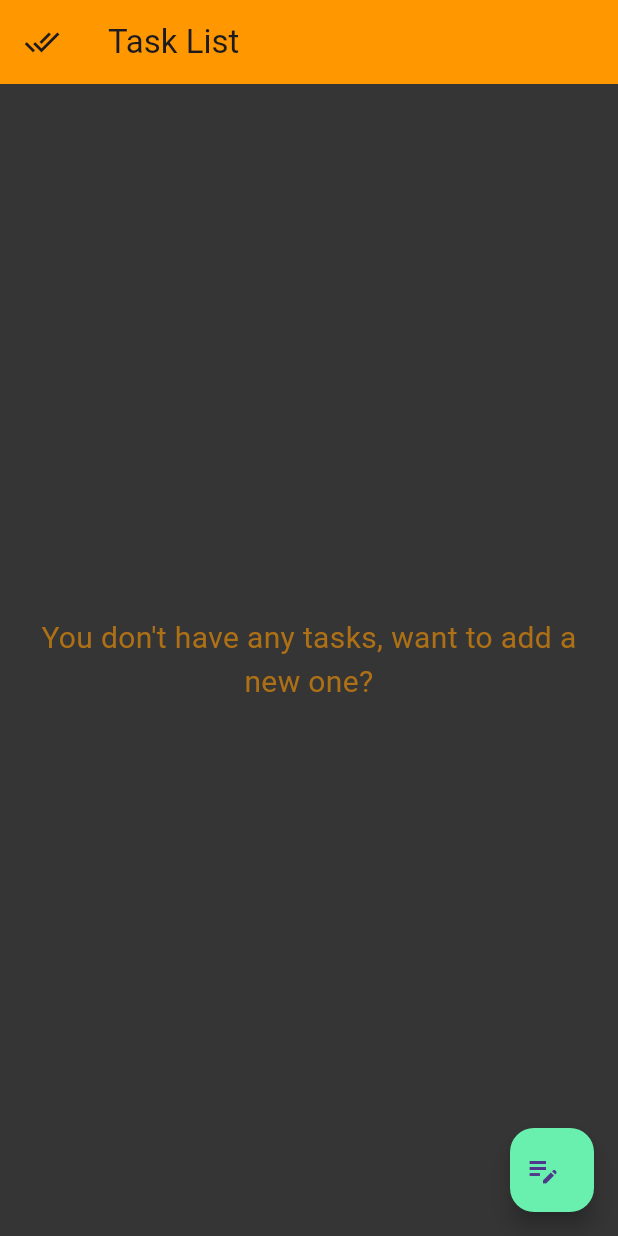
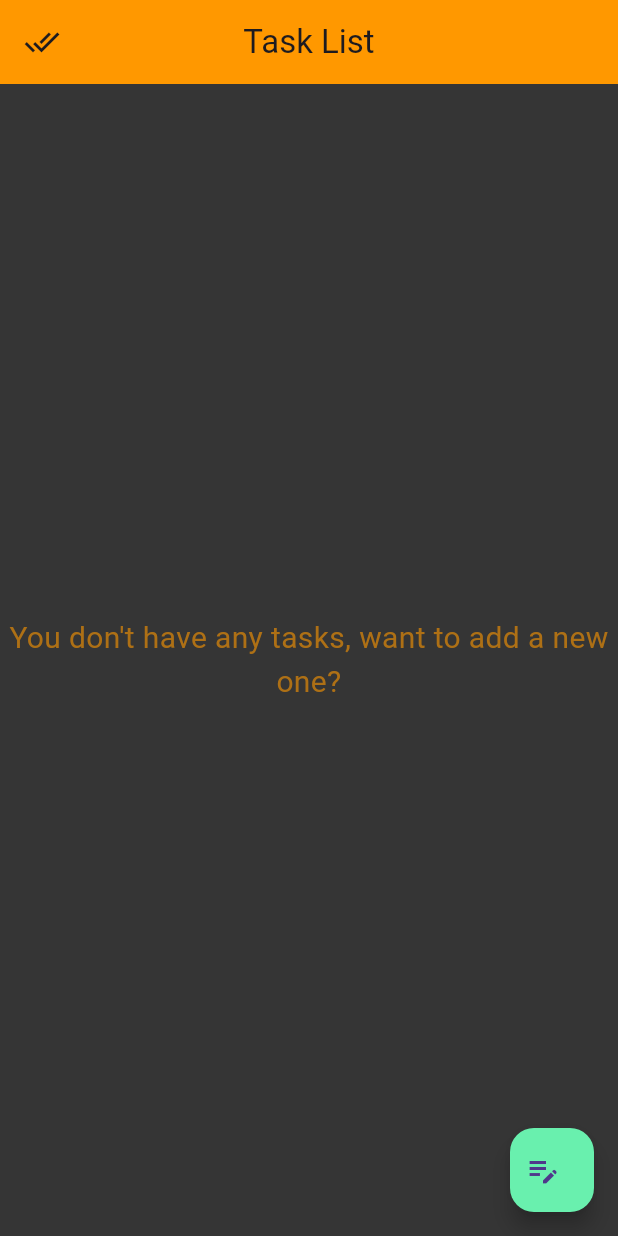
Before and after one commit to dom1k11/to-do-app-hive, a Flutter app: the screen it shows after launch, after a tap on "Start Creating Tasks", on a phone screen of 412 x 824 dp. Run offline on Flutter 3.47's test engine with Material 3 defaults, Android fonts, the phone set to English and light mode, and no system bars; our stand-ins replace flutter_form_builder, flutter_slidable, flutter_staggered_animations, hive, hive_flutter, page_transition and 1 more; accounts and stored records are empty.

Commit message:
tasks_screen animations, welcome page first launch

```diff
--- a/lib/main.dart
+++ b/lib/main.dart
@@ -1,6 +1,7 @@
 import 'package:flutter/material.dart';
 import 'package:hive_flutter/hive_flutter.dart';
 import 'package:page_transition/page_transition.dart';
+import 'package:shared_preferences/shared_preferences.dart';
 import 'package:to_do_app_hive/models/task_model.dart';
 import 'package:to_do_app_hive/screens/done_tasks_screen.dart';
 import 'package:to_do_app_hive/screens/edit_task_screen.dart';
@@ -19,11 +20,21 @@ void main() async {
   await Hive.openBox<Task>('tasksBox');
   await Hive.openBox<Task>('completedTasksBox');
 
-  runApp(const MyApp());
+
+  SharedPreferences prefs = await SharedPreferences.getInstance();
+  bool isFirstLaunch = prefs.getBool('isFirstLaunch') ?? true;
+
+  if (isFirstLaunch) {
+    await prefs.setBool('isFirstLaunch', false);
+  }
+
+  runApp(MyApp(isFirstLaunch: isFirstLaunch));
+
 }
 
 class MyApp extends StatelessWidget {
-  const MyApp({super.key});
+  const MyApp({super.key, required this.isFirstLaunch});
+  final bool isFirstLaunch;
 
   @override
   Widget build(BuildContext context) {
@@ -38,30 +49,33 @@ class MyApp extends StatelessWidget {
           backgroundColor: Colors.orange,
         ),
         textTheme: const TextTheme(
-          bodyLarge: TextStyle(color: Colors.orange), // Для крупного текста
-          bodyMedium: TextStyle(color: Colors.orange), // Для стандартного текста
-          bodySmall: TextStyle(color: Colors.orange), // Для мелкого текста
-          headlineMedium: TextStyle(color: Colors.orange), // Заголовки
+          bodyLarge: TextStyle(color: Colors.orange),
+          // Для крупного текста
+          bodyMedium: TextStyle(color: Colors.orange),
+          // Для стандартного текста
+          bodySmall: TextStyle(color: Colors.orange),
+          // Для мелкого текста
+          headlineMedium: TextStyle(color: Colors.orange),
+          // Заголовки
           titleLarge: TextStyle(color: Colors.orange), // Основной текст
         ),
         inputDecorationTheme: const InputDecorationTheme(
           labelStyle: TextStyle(color: Colors.orangeAccent), // Цвет для меток
-          hintStyle: TextStyle(color: Colors.orangeAccent), // Цвет для подсказок (hint)
+          hintStyle: TextStyle(
+              color: Colors.orangeAccent), // Цвет для подсказок (hint)
         ),
         listTileTheme: const ListTileThemeData(
           textColor: Colors.orange, // Цвет текста для заголовков
           iconColor: Colors.orange, // Цвет иконок
-          subtitleTextStyle: TextStyle(color: Colors.orange), // Цвет текста в подзаголовках
+          subtitleTextStyle:
+              TextStyle(color: Colors.orange), // Цвет текста в подзаголовках
         ),
         scaffoldBackgroundColor: Color.fromARGB(255, 53, 53, 53),
       ),
+      home: isFirstLaunch ? WelcomeScreen() : const TasksScreen(),
+      initialRoute: '/',
+      routes: {
 
-
-      // home: const HomePage(),
-      // home: newTaskScreen(),
-      routes: {
-        '/': (context) => const WelcomeScreen(), // change to WelcomeScreen(),
-        // '/new_task_screen': (context) => const NewTaskScreen(),
         '/edit_screen': (context) {
           final task = ModalRoute.of(context)?.settings.arguments as Task;
           return EditTaskScreen(task: task);
--- a/lib/screens/tasks_screen.dart
+++ b/lib/screens/tasks_screen.dart
@@ -2,6 +2,7 @@ import 'package:flutter/material.dart';
 import 'package:hive_flutter/hive_flutter.dart';
 import 'package:to_do_app_hive/models/task_model.dart';
 import 'package:to_do_app_hive/widgets/task_tile.dart';
+import 'package:flutter_staggered_animations/flutter_staggered_animations.dart';
 
 class TasksScreen extends StatefulWidget {
   const TasksScreen({super.key});
@@ -72,6 +73,7 @@ class _TasksScreenState extends State<TasksScreen>
     return Scaffold(
       appBar: AppBar(
         title: const Text("Task List"),
+        centerTitle: true,
         leading: IconButton(
           onPressed: () {
             Navigator.pushNamed(context, '/done_tasks_screen');
@@ -81,7 +83,7 @@ class _TasksScreenState extends State<TasksScreen>
       ),
       body: SafeArea(
         child: Padding(
-          padding: const EdgeInsets.all(16.0),
+          padding: const EdgeInsets.symmetric(vertical: 4.0),
           child: ValueListenableBuilder(
             valueListenable: Hive.box<Task>('tasksBox').listenable(),
             builder: (context, Box<Task> box, _) {
@@ -121,22 +123,43 @@ class _TasksScreenState extends State<TasksScreen>
                   });
                 }
 
-                return ListView.builder(
-                  itemCount: tasks.length,
-                  itemBuilder: (context, index) {
-                    final oneTask = tasks[index];
-                    return Column(
-                      children: [
-                        TaskTile(task: oneTask, index: index),
-                        const Divider(color: Colors.grey),
-                      ],
-                    );
-                  },
+                return AnimationLimiter(
+                  child: ListView.builder(
+                    itemCount: tasks.length,
+                    itemBuilder: (context, index) {
+                      final oneTask = tasks[index];
+                      return AnimationConfiguration.staggeredList(
+                        position: index,
+                        duration: Duration(milliseconds: 375),
+                        delay: Duration(milliseconds: 200), // Добавление задержки в 500 мс
+                        child: SlideAnimation(
+                          verticalOffset: 50.0,
+                          child: FadeInAnimation(
+                            child: TaskTile(task: oneTask, index: index),
+                          ),
+                        ),
+                      );
+                    },
+                  ),
                 );
+
+                // return AnimatedList(
+                //   itemBuilder: (BuildContext context, int index,
+                //       Animation<double> animation) {
+                //     final oneTask = tasks[index];
+                //     return Column(
+                //       children: [
+                //         TaskTile(task: oneTask, index: index),
+                //         const SizedBox(
+                //           height: 1,
+                //         ),
+                //       ],
+                //     );
+                //   },
+                // );
               }
             },
           ),
-
         ),
       ),
       floatingActionButton: AnimatedOpacity(
@@ -153,7 +176,7 @@ class _TasksScreenState extends State<TasksScreen>
         },
         child: AnimatedBuilder(
           animation:
-              Listenable.merge([_rotationController, _expansionController]),
+              Listenable.merge([_rotationController, _expansionController]), //доделать
           builder: (BuildContext context, Widget? child) {
             return Transform.rotate(
               angle: _rotationAnimation.value, // Применяем вращение
--- a/lib/screens/welcome_screen.dart
+++ b/lib/screens/welcome_screen.dart
@@ -1,4 +1,5 @@
 import 'package:flutter/material.dart';
+import 'package:shared_preferences/shared_preferences.dart';
 import 'package:to_do_app_hive/widgets/custom_elevated_button.dart';
 
 class WelcomeScreen extends StatefulWidget {
@@ -9,31 +10,32 @@ class WelcomeScreen extends StatefulWidget {
 }
 
 class _WelcomeScreenState extends State<WelcomeScreen> {
-  @override
   double _textOpacity = 0;
   double _secondTextOpacity = 0;
 
   @override
   void initState() {
+    super.initState();
+
+    // Анимация появления текста
     Future.delayed(const Duration(milliseconds: 1000), () {
       setState(() {
         _textOpacity = 1.0;
       });
     });
-    Future.delayed(const Duration(milliseconds: 1000 * 2), () {
+    Future.delayed(const Duration(milliseconds: 2000), () {
       setState(() {
         _secondTextOpacity = 1.0;
       });
     });
-    super.initState();
   }
 
   @override
   Widget build(BuildContext context) {
     return Scaffold(
-      appBar: AppBar(
+        appBar: AppBar(
         centerTitle: true,
-        // title: const Text("Welcome"),
+        title: const Text("Welcome"),
       ),
       body: Center(
         child: Column(
@@ -47,18 +49,24 @@ class _WelcomeScreenState extends State<WelcomeScreen> {
                 AnimatedOpacity(
                   opacity: _textOpacity,
                   duration: const Duration(milliseconds: 1000),
-                  child: const Text("Hello", style: TextStyle(fontSize: 48),),
+                  child: const Text(
+                    "Hello",
+                    style: TextStyle(fontSize: 48),
+                  ),
                 ),
                 AnimatedOpacity(
                   opacity: _secondTextOpacity,
                   duration: const Duration(milliseconds: 1000),
-                  child: const Text("Welcome to my app", style: TextStyle(fontSize: 24),),
+                  child: const Text(
+                    "Welcome to my app",
+                    style: TextStyle(fontSize: 24),
+                  ),
                 ),
               ],
             ),
             Container(
               margin: const EdgeInsets.only(top: 30),
-              child: const Column(
+              child: Column(
                 mainAxisAlignment: MainAxisAlignment.center,
                 crossAxisAlignment: CrossAxisAlignment.center,
                 children: [
--- a/pubspec.yaml
+++ b/pubspec.yaml
@@ -37,6 +37,8 @@ dependencies:
   intl: ^0.19.0
   flutter_slidable: ^3.1.1
   page_transition: ^2.1.0
+  flutter_staggered_animations: ^1.1.1
+  shared_preferences: ^2.3.3
 
 dev_dependencies:
   hive_generator: ^2.0.1   # Для автоматической генерации файлов
```
Also changed, not shown: lib/widgets/task_tile.dart (+7 -0 lines), pubspec.lock, 2 other files.
